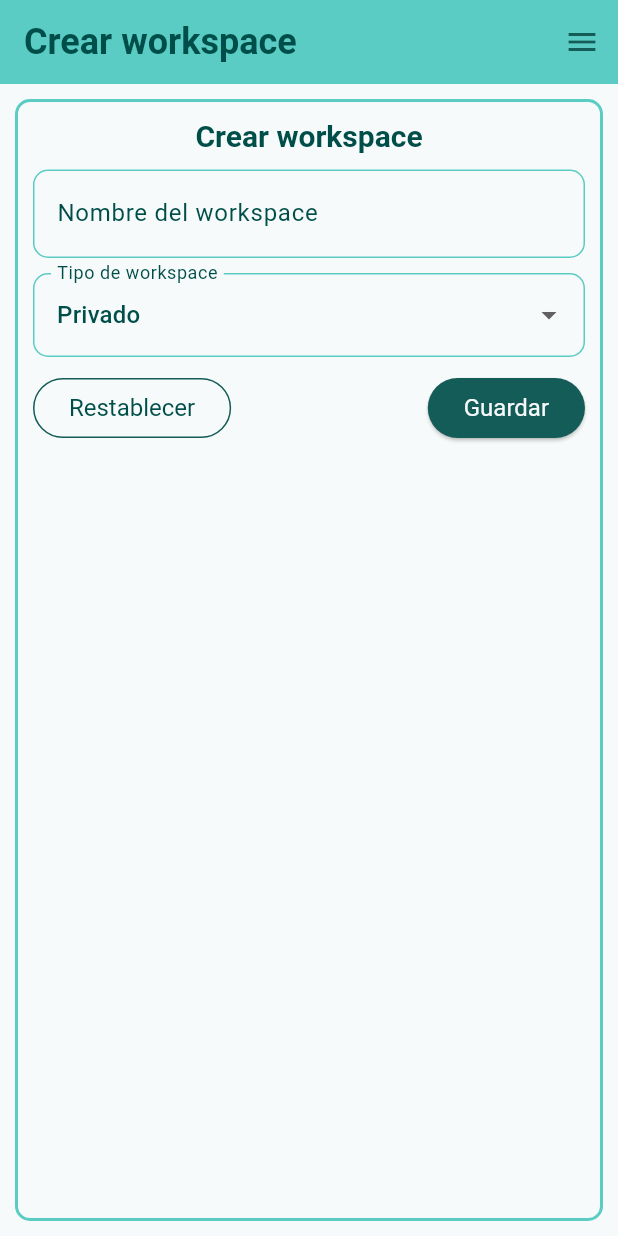
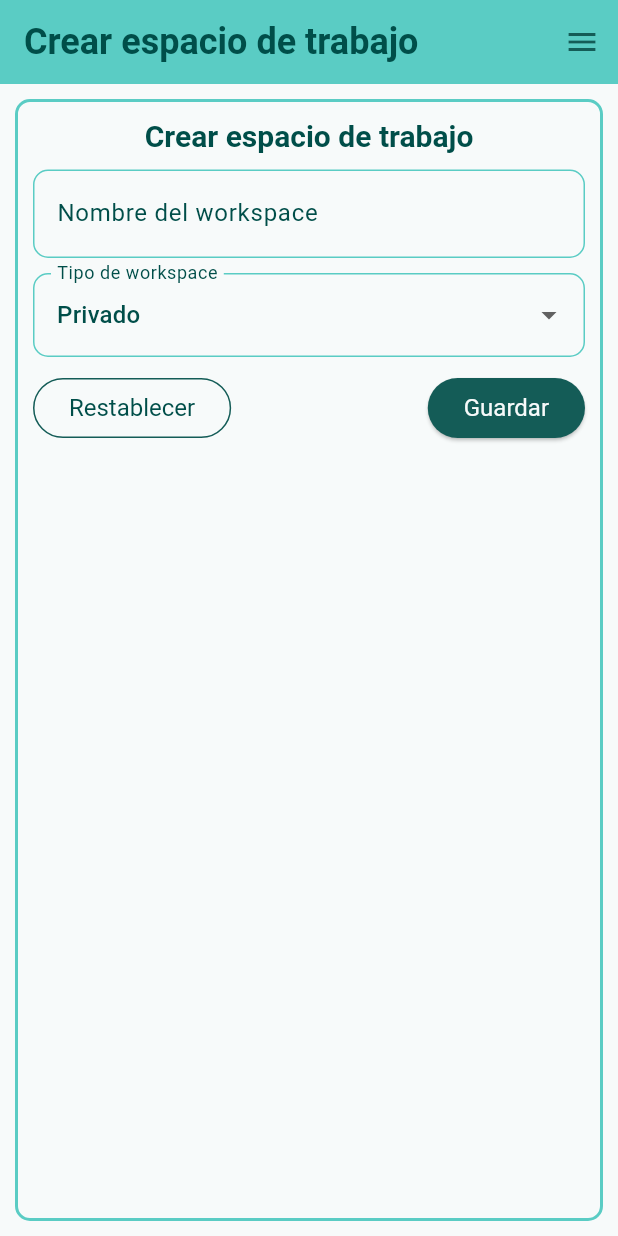
Before and after one commit to Emmanueloz/frontend_water_quality, a Flutter app: the FormWorkspace widget shown alone on an empty page, opened directly, on a phone screen of 412 x 824 dp. Run offline on Flutter 3.47's test engine with Material 3 defaults, Android fonts, the phone set to English and light mode, and no system bars; our stand-ins replace fl_chart, go_router; missing offline and left inert: girix_code_gauge.

Commit message:
feat: ruta del formulario para actualizar un espacio de trabajo

```diff
--- a/lib/presentation/pages/form_workspace.dart
+++ b/lib/presentation/pages/form_workspace.dart
@@ -13,7 +13,9 @@ class FormWorkspace extends StatelessWidget {
 
   @override
   Widget build(BuildContext context) {
-    String title = idWorkspace != null ? "Editar workspace" : "Crear workspace";
+    String title = idWorkspace != null
+        ? "Editar espacio de trabajo"
+        : "Crear espacio de trabajo";
 
     return Layout(
       title: title,
--- a/lib/router/app_router.dart
+++ b/lib/router/app_router.dart
@@ -85,6 +85,14 @@ class AppRouter {
               },
               routes: [
                 GoRoute(
+                  path: Routes.updateWorkspace.path,
+                  name: Routes.updateWorkspace.name,
+                  builder: (context, state) {
+                    final id = state.pathParameters['id'] ?? 'default';
+                    return FormWorkspace(idWorkspace: id);
+                  },
+                ),
+                GoRoute(
                   path: Routes.listRecords.path,
                   name: Routes.listRecords.name,
                   builder: (context, state) {
--- a/lib/router/routes.dart
+++ b/lib/router/routes.dart
@@ -27,6 +27,10 @@ class Routes {
     path: "/:id",
     pathRoot: "/workspace/",
   );
+  static RouteProperties updateWorkspace = RouteProperties(
+    name: "updateWorkspace",
+    path: "/update",
+  );
   static RouteProperties profile = RouteProperties(
     name: "profile",
     path: "/profile",
```
Also changed, not shown: lib/presentation/pages/view_workspace.dart (+12 -4 lines).
